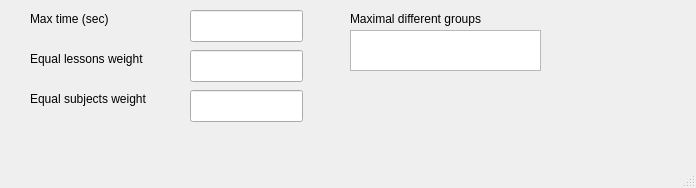
The window that pySprida/gui/lpsolveredit.ui (pbnl/pySprida) describes before a commit, drawn with Qt 5.
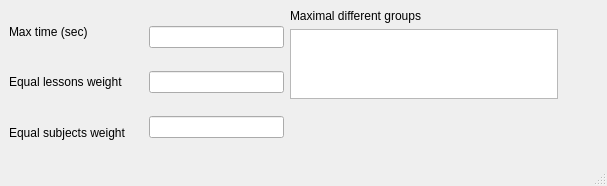
The same window after the commit.

Commit message: Changed UI Layout to relative ones

Diff of the .ui file:
```diff
--- a/pySprida/gui/lpsolveredit.ui
+++ b/pySprida/gui/lpsolveredit.ui
@@ -6,106 +6,106 @@
    <rect>
     <x>0</x>
     <y>0</y>
-    <width>696</width>
-    <height>188</height>
+    <width>607</width>
+    <height>186</height>
    </rect>
   </property>
   <property name="windowTitle">
    <string>LP Solver Edit</string>
   </property>
   <widget class="QWidget" name="centralwidget">
+   <layout class="QGridLayout" name="gridLayout">
+    <item row="0" column="0">
+     <layout class="QHBoxLayout" name="horizontalLayout" stretch="1,1,2,0">
+      <item>
+       <layout class="QHBoxLayout" name="horizontalLayout_2">
+        <item>
+         <layout class="QVBoxLayout" name="verticalLayout_2">
+          <item>
    <widget class="QLabel" name="label">
-    <property name="geometry">
-     <rect>
-      <x>30</x>
-      <y>10</y>
-      <width>91</width>
-      <height>18</height>
-     </rect>
-    </property>
     <property name="text">
      <string>Max time (sec)</string>
     </property>
    </widget>
+          </item>
+          <item>
    <widget class="QLabel" name="label_2">
-    <property name="geometry">
-     <rect>
-      <x>30</x>
-      <y>50</y>
-      <width>131</width>
-      <height>18</height>
-     </rect>
-    </property>
     <property name="text">
      <string>Equal lessons weight</string>
     </property>
    </widget>
+          </item>
+          <item>
    <widget class="QLabel" name="label_3">
-    <property name="geometry">
-     <rect>
-      <x>30</x>
-      <y>90</y>
-      <width>141</width>
-      <height>18</height>
-     </rect>
-    </property>
     <property name="text">
      <string>Equal subjects weight</string>
     </property>
    </widget>
-   <widget class="QLineEdit" name="max_time">
-    <property name="geometry">
-     <rect>
-      <x>190</x>
-      <y>10</y>
-      <width>113</width>
-      <height>32</height>
-     </rect>
-    </property>
-   </widget>
-   <widget class="QLineEdit" name="equal_lesson_weight">
-    <property name="geometry">
-     <rect>
-      <x>190</x>
-      <y>50</y>
-      <width>113</width>
-      <height>32</height>
-     </rect>
-    </property>
-   </widget>
-   <widget class="QLineEdit" name="equal_subject_weight">
-    <property name="geometry">
-     <rect>
-      <x>190</x>
-      <y>90</y>
-      <width>113</width>
-      <height>32</height>
-     </rect>
-    </property>
-   </widget>
+          </item>
+         </layout>
+        </item>
+       </layout>
+      </item>
+      <item>
+       <layout class="QVBoxLayout" name="verticalLayout_3">
+        <item>
+         <widget class="QLineEdit" name="max_time"/>
+        </item>
+        <item>
+         <widget class="QLineEdit" name="equal_lesson_weight"/>
+        </item>
+        <item>
+         <widget class="QLineEdit" name="equal_subject_weight"/>
+        </item>
+       </layout>
+      </item>
+      <item>
+       <layout class="QVBoxLayout" name="verticalLayout">
+        <item>
    <widget class="QLabel" name="label_4">
-    <property name="geometry">
-     <rect>
-      <x>350</x>
-      <y>10</y>
-      <width>151</width>
-      <height>18</height>
-     </rect>
-    </property>
     <property name="text">
      <string>Maximal different groups</string>
     </property>
    </widget>
+        </item>
+        <item>
    <widget class="QTableWidget" name="max_different_groups_per_groupType">
-    <property name="geometry">
-     <rect>
-      <x>350</x>
-      <y>30</y>
-      <width>191</width>
-      <height>41</height>
-     </rect>
-    </property>
-   </widget>
+          <property name="sizeAdjustPolicy">
+           <enum>QAbstractScrollArea::AdjustToContents</enum>
+          </property>
+         </widget>
+        </item>
+        <item>
+         <spacer name="verticalSpacer">
+          <property name="orientation">
+           <enum>Qt::Vertical</enum>
+          </property>
+          <property name="sizeHint" stdset="0">
+           <size>
+            <width>20</width>
+            <height>40</height>
+           </size>
+          </property>
+         </spacer>
+        </item>
+       </layout>
+      </item>
+      <item>
+       <spacer name="horizontalSpacer">
+        <property name="orientation">
+         <enum>Qt::Horizontal</enum>
+        </property>
+        <property name="sizeHint" stdset="0">
+         <size>
+          <width>40</width>
+          <height>20</height>
+         </size>
+        </property>
+       </spacer>
+      </item>
+     </layout>
+    </item>
+   </layout>
   </widget>
   <widget class="QMenuBar" name="menubar">
    <property name="geometry">
```
Left out of the diff: 2 changed lines with no effect on the pictures. Lines whose indentation alone changed are shown as unchanged. The commit also changes 5 other files.
